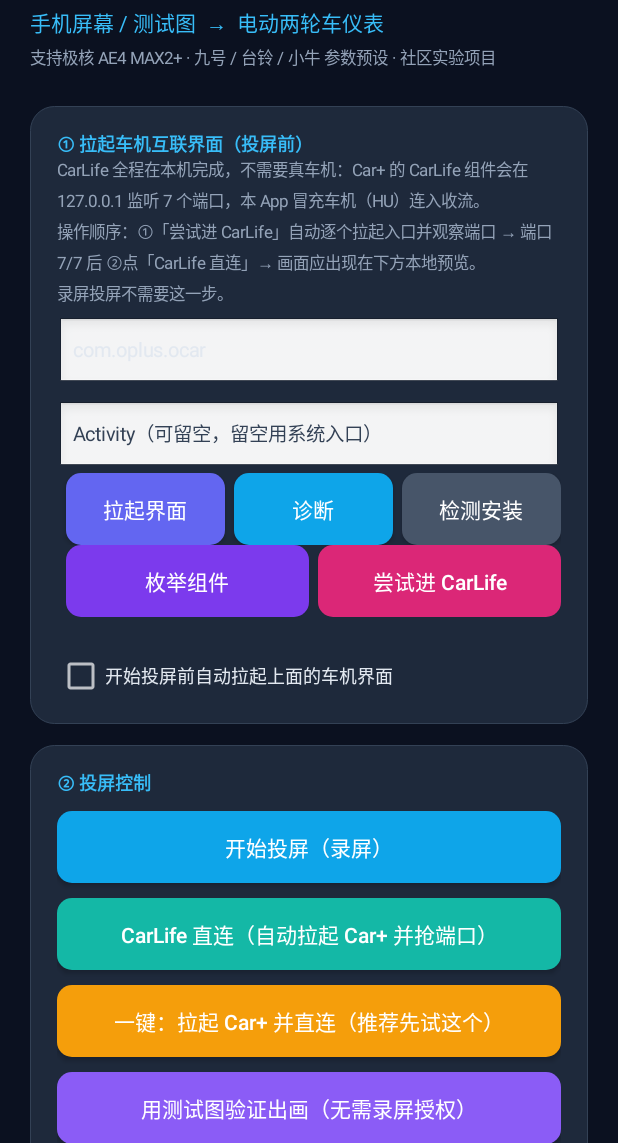
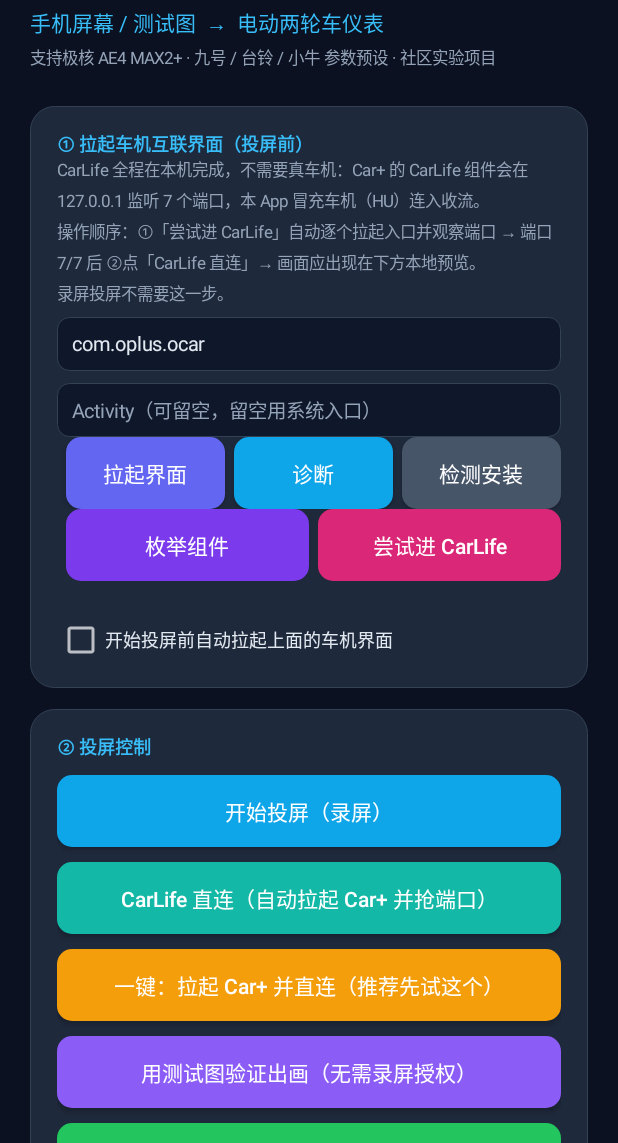
Before and after one commit to Andrew8102/Carwithin-for-android, an Android app: the screen it shows after launch (MainActivity), on a phone screen of 412 x 824 dp, the part 93-1236 px from its top. Run offline under Robolectric (Android 15) with nearby library versions, the phone set to English and light mode, and no system bars.

Commit message:
fix(ui): 输入框反白看不清 —— 显式深色底+亮边，hint 提到 MUTED；docs 记录 motorplay 两种投屏方式

```diff
--- a/app/src/main/java/com/github/carwithinforandroid/MainActivity.java
+++ b/app/src/main/java/com/github/carwithinforandroid/MainActivity.java
@@ -1209,10 +1209,18 @@ public class MainActivity extends Activity {
         edit.setHint(hint);
         edit.setText(value);
         edit.setTextColor(Color.parseColor(TEXT));
-        edit.setHintTextColor(Color.parseColor(BORDER));
+        // 反白看不清的根因：AppTheme 是浅色 Theme.Material，系统默认 edit_text 背景也是浅色，
+        // 配上深色字/浅色字都糊。这里显式给输入框套深色底 + 亮边，和卡片配色一致。
+        // hint 原来用 BORDER(#334155)，在 #1E293B 底上几乎看不见，提到 MUTED(#94A3B8)。
+        edit.setHintTextColor(Color.parseColor(MUTED));
         edit.setTextSize(13f);
         edit.setSingleLine(true);
-        edit.setBackgroundResource(android.R.drawable.edit_text);
+        GradientDrawable box = new GradientDrawable();
+        box.setColor(Color.parseColor("#0F172A"));
+        box.setStroke(1, Color.parseColor(BORDER));
+        box.setCornerRadius(dp(8));
+        edit.setBackground(box);
+        edit.setPadding(dp(10), dp(8), dp(10), dp(8));
         LinearLayout.LayoutParams lp = new LinearLayout.LayoutParams(
                 ViewGroup.LayoutParams.MATCH_PARENT, ViewGroup.LayoutParams.WRAP_CONTENT);
         lp.topMargin = dp(8);
--- a/gradle.properties
+++ b/gradle.properties
@@ -6,4 +6,4 @@ android.nonTransitiveRClass=true
 # 当前开发版本（预览版基线）。正式版版本号由 git tag 决定，与此无关。
 # 预览版会自动判断：若这里的版本不大于最近一个 tag，就自动把 patch +1，
 # 例如已发布 v0.3.0 后，预览版自动变成 0.3.1-dev.<构建号>。
-carwithin.version=0.5.3
+carwithin.version=0.5.4
```
Also changed, not shown: 1 other file.
